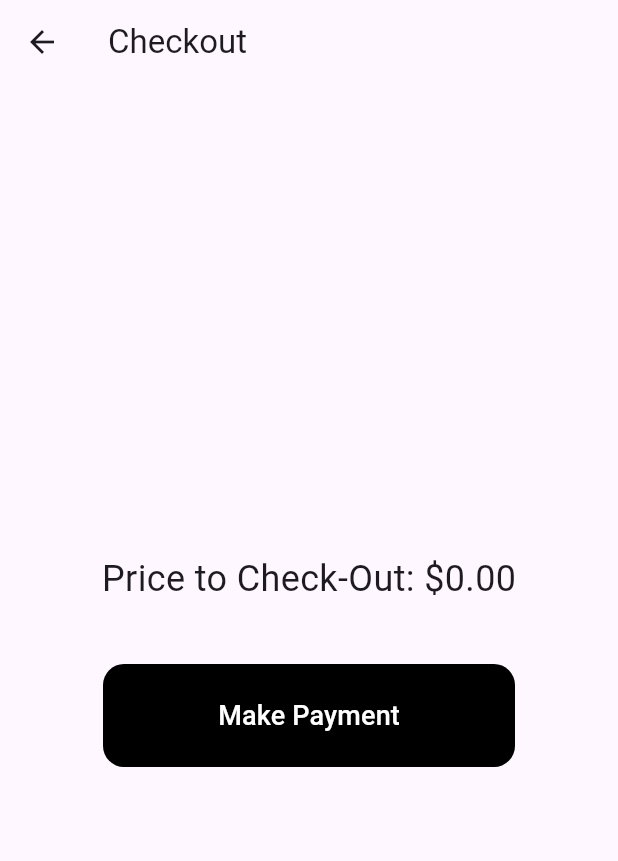
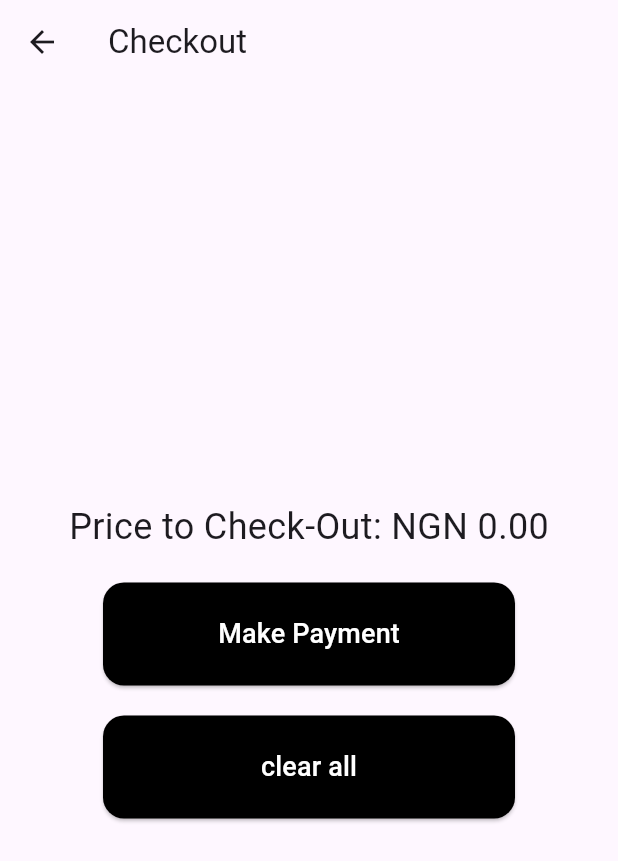
Before and after one commit to fidelmak/gadgetverse, a Flutter app: the screen it shows after launch, item 3 of the bottom bar chosen, after a tap on "CheckOut", on a phone screen of 412 x 824 dp. Shown: the top 861 px of the screen. Run offline on Flutter 3.47's test engine with Material 3 defaults, Android fonts, the light colour scheme and no system bars; network calls fail.

Commit message:
new feature added

```diff
--- a/lib/controller/controller.dart
+++ b/lib/controller/controller.dart
@@ -0,0 +1,124 @@
+import 'package:flutter/material.dart';
+import 'package:intl/intl.dart';
+import '../screens/checkout.dart';
+import '../screens/home.dart';
+import '../service/service.dart';
+
+class ProductModel with ChangeNotifier {
+  late Future<List<dynamic>> _productsFuture;
+  final img = "http://api.timbu.cloud/images/";
+
+  List<Map<String, dynamic>> _items = [];
+  List<Map<String, dynamic>> _addedItems = [];
+  List<Map<String, dynamic>> _cartItems = [];
+
+  List<Map<String, dynamic>> get items => _addedItems;
+  List<Map<String, dynamic>> get cartItems => _cartItems;
+
+  Service productsService = Service();
+
+  String getCurrentDate() {
+    final DateTime now = DateTime.now();
+    final DateFormat formatter = DateFormat('yyyy-MM-dd');
+    return formatter.format(now);
+  }
+
+  addToCart(Map<String, dynamic> product, BuildContext context) {
+    if (!_addedItems.contains(product)) {
+      _cartItems.add(product);
+      ScaffoldMessenger.of(context).showSnackBar(
+        SnackBar(
+          content: Text('${product['name']} added to cart'),
+          duration: Duration(seconds: 2),
+        ),
+      );
+      notifyListeners();
+    }
+  }
+
+  removeFromCart(Map<String, dynamic> product, BuildContext context) {
+    _cartItems.remove(product);
+    ScaffoldMessenger.of(context).showSnackBar(
+      SnackBar(
+        content: Text('${product['name']} removed from cart'),
+        duration: Duration(seconds: 2),
+      ),
+    );
+    notifyListeners();
+  }
+
+  double getTotalPrice() {
+    double total = 0.0;
+    for (var item in _cartItems) {
+      total +=
+          double.tryParse(item['current_price'][0]['NGN'][0].toString()) ?? 0.0;
+    }
+    return total;
+  }
+
+  checkout(BuildContext context) {
+    double totalPrice = getTotalPrice();
+    Navigator.push(
+      context,
+      MaterialPageRoute(
+        builder: (context) => CheckoutPage(
+          totalPrice: totalPrice,
+          productItems: _cartItems,
+        ),
+      ),
+    );
+  }
+
+  // Method to clear all items in the cart
+  clearAllCart(BuildContext context) {
+    _cartItems.clear();
+    ScaffoldMessenger.of(context).showSnackBar(
+      const SnackBar(
+        content: Text('All items removed from cart'),
+        duration: Duration(seconds: 2),
+      ),
+    );
+    notifyListeners(); // Notify listeners after state change
+  }
+
+  handleCheckout(BuildContext context) {
+    showDialog(
+      context: context,
+      builder: (BuildContext context) {
+        return AlertDialog(
+          title: Text("Checkout Successful"),
+          content: Text(
+              "Price Checked Out: \$${getTotalPrice().toStringAsFixed(2)}"),
+          actions: <Widget>[
+            TextButton(
+              child: Text("OK"),
+              onPressed: () {
+                Navigator.push(
+                  context,
+                  MaterialPageRoute(
+                    builder: (context) => HomeScreen(),
+                  ),
+                );
+              },
+            ),
+          ],
+        );
+      },
+    );
+  }
+
+  int _counter = 0;
+  void increment() {
+    _counter++;
+    notifyListeners();
+  }
+
+  void decrement() {
+    if (_counter > 0) {
+      _counter--;
+      notifyListeners();
+    }
+  }
+
+  int get currentCount => _counter;
+}
--- a/lib/main.dart
+++ b/lib/main.dart
@@ -1,7 +1,8 @@
 import 'package:flutter/material.dart';
+import 'package:provider/provider.dart';
 
+import 'controller/controller.dart';
 import 'screens/home.dart';
-import 'screens/home_page.dart';
 
 void main() {
   runApp(const MyApp());
@@ -12,10 +13,13 @@ class MyApp extends StatelessWidget {
 
   @override
   Widget build(BuildContext context) {
-    return MaterialApp(
-      debugShowCheckedModeBanner: false,
-      title: 'GadgetVerse',
-      home: SafeArea(child: HomeScreen()),
+    return ChangeNotifierProvider(
+      create: (context) => ProductModel(),
+      child: MaterialApp(
+        debugShowCheckedModeBanner: false,
+        title: 'GadgetVerse',
+        home: SafeArea(child: HomeScreen()),
+      ),
     );
   }
 }
--- a/lib/screens/cart.dart
+++ b/lib/screens/cart.dart
@@ -1,72 +1,14 @@
 import 'package:flutter/material.dart';
+import 'package:gadgetverse/controller/controller.dart';
 import 'package:gadgetverse/screens/checkout.dart';
+import 'package:provider/provider.dart';
 
-class CartView extends StatefulWidget {
+class CartView extends StatelessWidget {
   final List cartItems;
 
   CartView({required this.cartItems});
 
-  @override
-  _CartViewState createState() => _CartViewState();
-}
-
-class _CartViewState extends State<CartView> {
-  late List _cartItems;
   final img = "http://api.timbu.cloud/images/";
-
-  @override
-  void initState() {
-    super.initState();
-    _cartItems = widget.cartItems;
-  }
-
-  void removeFromCart(product) {
-    setState(() {
-      _cartItems.remove(product);
-      ScaffoldMessenger.of(context).showSnackBar(
-        SnackBar(
-          content: Text('${product['name']} removed from cart'),
-          duration: Duration(seconds: 2),
-        ),
-      );
-    });
-  }
-
-  double getTotalPrice() {
-    double total = 0.0;
-
-    ;
-    for (var item in _cartItems) {
-      total +=
-          double.tryParse(item['current_price'][0]['NGN'][0].toString()) ?? 0.0;
-    }
-    return total;
-  }
-
-  void clearCart() {
-    setState(() {
-      _cartItems.clear();
-    });
-    ScaffoldMessenger.of(context).showSnackBar(
-      const SnackBar(
-        content: Text('All items removed from cart'),
-        duration: Duration(seconds: 2),
-      ),
-    );
-  }
-
-  void checkout() {
-    double totalPrice = getTotalPrice();
-    Navigator.push(
-      context,
-      MaterialPageRoute(
-        builder: (context) => CheckoutPage(
-          totalPrice: totalPrice,
-          items: _cartItems,
-        ),
-      ),
-    );
-  }
 
   @override
   Widget build(BuildContext context) {
@@ -74,6 +16,8 @@ class _CartViewState extends State<CartView> {
     final screenWidth = mediaQuery.size.width;
     final screenHeight = mediaQuery.size.height;
 
+    return Consumer<ProductModel>(
+      builder: (context, productModel, child) {
         return Scaffold(
           appBar: AppBar(
             title: Text("Check-out Products"),
@@ -81,11 +25,11 @@ class _CartViewState extends State<CartView> {
           body: Column(
             children: [
               Expanded(
-            child: _cartItems.isNotEmpty
+                child: productModel.cartItems.isNotEmpty
                     ? ListView.builder(
-                    itemCount: _cartItems.length,
+                        itemCount: productModel.cartItems.length,
                         itemBuilder: (context, index) {
-                      var product = _cartItems[index];
+                          var product = productModel.cartItems[index];
                           final priceList = product['current_price'];
                           String price = 'Price not available';
                           if (priceList != null && priceList.isNotEmpty) {
@@ -104,7 +48,7 @@ class _CartViewState extends State<CartView> {
                             trailing: IconButton(
                               icon: Icon(Icons.remove_circle),
                               onPressed: () {
-                            removeFromCart(product);
+                                productModel.removeFromCart(product, context);
                               },
                             ),
                           );
@@ -114,21 +58,31 @@ class _CartViewState extends State<CartView> {
                         child: Text("No items in the cart"),
                       ),
               ),
+              SizedBox(height: 20),
               Container(
-            decoration: BoxDecoration(
-              borderRadius: BorderRadius.circular(14),
-              color: Colors.black,
-            ),
+                margin: EdgeInsets.all(20),
                 width: screenWidth / 1.5,
                 height: screenHeight / 12,
-            child: TextButton(
-                onPressed: checkout,
-                child: Text("CheckOut",
-                    style: TextStyle(color: Colors.white, fontSize: 24))),
+                child: ElevatedButton(
+                  style: ElevatedButton.styleFrom(
+                    backgroundColor: Colors.black,
+                    shape: RoundedRectangleBorder(
+                      borderRadius: BorderRadius.circular(14),
                     ),
-          SizedBox(height: 80),
+                  ),
+                  onPressed: () {
+                    productModel.checkout(context);
+                  },
+                  child: Text(
+                    "CheckOut",
+                    style: TextStyle(color: Colors.white, fontSize: 24),
+                  ),
+                ),
+              ),
             ],
           ),
         );
+      },
+    );
   }
 }
--- a/lib/screens/checkout.dart
+++ b/lib/screens/checkout.dart
@@ -1,75 +1,15 @@
 import 'package:flutter/material.dart';
 import 'package:gadgetverse/screens/home.dart';
-import 'package:gadgetverse/screens/home_page.dart';
+import 'package:provider/provider.dart';
 
-class CheckoutPage extends StatefulWidget {
+import '../controller/controller.dart';
+
+class CheckoutPage extends StatelessWidget {
   final double totalPrice;
-  final List items;
+  final List productItems;
 
-  CheckoutPage({required this.totalPrice, required this.items});
-
-  @override
-  _CheckoutPageState createState() => _CheckoutPageState();
-}
-
-class _CheckoutPageState extends State<CheckoutPage> {
-  late List _items;
-
-  @override
-  void initState() {
-    super.initState();
-    _items = List.from(widget.items);
-  }
-
-  void handleCheckout() {
-    showDialog(
-      context: context,
-      builder: (BuildContext context) {
-        return AlertDialog(
-          title: Text("Checkout Successful"),
-          content: Text(
-              "Price Checked Out: \$${widget.totalPrice.toStringAsFixed(2)}"),
-          actions: <Widget>[
-            TextButton(
-              child: Text("OK"),
-              onPressed: () {
-                setState(() {
-                  _items.clear();
-                });
-
-                Navigator.push(
-                  context,
-                  MaterialPageRoute(
-                    builder: (context) => HomeScreen(),
-                  ),
-                );
-              },
-            ),
-          ],
-        );
-      },
-    );
-  }
-
-  void clearCart() {
-    setState(() {
-      _items.clear();
-    });
-    ScaffoldMessenger.of(context).showSnackBar(
-      SnackBar(
-        content: Theme(
-          data: Theme.of(context).copyWith(
-            textTheme: const TextTheme(
-              bodyText2: TextStyle(color: Colors.black),
-            ),
-          ),
-          child: const Text('All items removed from cart'),
-        ),
-        backgroundColor: Colors.white,
-        duration: const Duration(seconds: 2),
-      ),
-    );
-  }
+  const CheckoutPage(
+      {super.key, required this.totalPrice, required this.productItems});
 
   @override
   Widget build(BuildContext context) {
@@ -77,6 +17,8 @@ class _CheckoutPageState extends State<CheckoutPage> {
     final screenWidth = mediaQuery.size.width;
     final screenHeight = mediaQuery.size.height;
 
+    return Consumer<ProductModel>(
+      builder: (context, productModel, child) {
         return Scaffold(
           appBar: AppBar(
             title: const Text('Checkout'),
@@ -86,22 +28,54 @@ class _CheckoutPageState extends State<CheckoutPage> {
               mainAxisAlignment: MainAxisAlignment.center,
               children: [
                 Text(
-              'Price to Check-Out: \$${widget.totalPrice.toStringAsFixed(2)}',
+                  'Price to Check-Out: NGN ${totalPrice.toStringAsFixed(2)}',
                   style: TextStyle(fontSize: 24),
                 ),
                 SizedBox(height: 20),
+                Container(
+                  width: screenWidth / 1.5,
+                  height: screenHeight / 12,
+                  child: ElevatedButton(
+                    style: ElevatedButton.styleFrom(
+                      backgroundColor: Colors.black,
+                      shape: RoundedRectangleBorder(
+                        borderRadius: BorderRadius.circular(14),
+                      ),
+                    ),
+                    onPressed: () {
+                      productModel.handleCheckout(context);
+                    },
+                    child: Text(
+                      "Make Payment",
+                      style: TextStyle(color: Colors.white, fontSize: 18),
+                    ),
+                  ),
+                ),
                 SizedBox(height: 20),
                 Container(
-              decoration: BoxDecoration(
-                borderRadius: BorderRadius.circular(14),
-                color: Colors.black,
-              ),
                   width: screenWidth / 1.5,
                   height: screenHeight / 12,
-              child: TextButton(
-                onPressed: handleCheckout,
+                  child: ElevatedButton(
+                    style: ElevatedButton.styleFrom(
+                      backgroundColor: Colors.black,
+                      shape: RoundedRectangleBorder(
+                        borderRadius: BorderRadius.circular(14),
+                      ),
+                    ),
+                    onPressed: () {
+                      productModel.clearAllCart(context);
+
+                      Future.delayed(Duration(seconds: 1), () {
+                        Navigator.push(
+                          context,
+                          MaterialPageRoute(
+                            builder: (context) => HomeScreen(),
+                          ),
+                        );
+                      });
+                    },
                     child: Text(
-                  "Make Payment",
+                      "clear all",
                       style: TextStyle(color: Colors.white, fontSize: 18),
                     ),
                   ),
@@ -110,5 +84,7 @@ class _CheckoutPageState extends State<CheckoutPage> {
             ),
           ),
         );
+      },
+    );
   }
 }
--- a/pubspec.yaml
+++ b/pubspec.yaml
@@ -37,10 +37,12 @@ dependencies:
   cupertino_icons: ^1.0.6
   dio: ^5.5.0+1
   http: ^1.2.1
+  provider: ^6.1.2
 
 dev_dependencies:
   flutter_test:
     sdk: flutter
+  intl: ^0.17.0
 
   # The "flutter_lints" package below contains a set of recommended lints to
   # encourage good coding practices. The lint set provided by the package is
```
Also changed, not shown: lib/components/bottom_nav.dart (+23 -39 lines), lib/screens/home.dart (+19 -63 lines), lib/screens/home_page.dart (deleted, +0 -151 lines), lib/provider.dart (added), pubspec.lock. Lines whose indentation alone changed are shown as unchanged.
